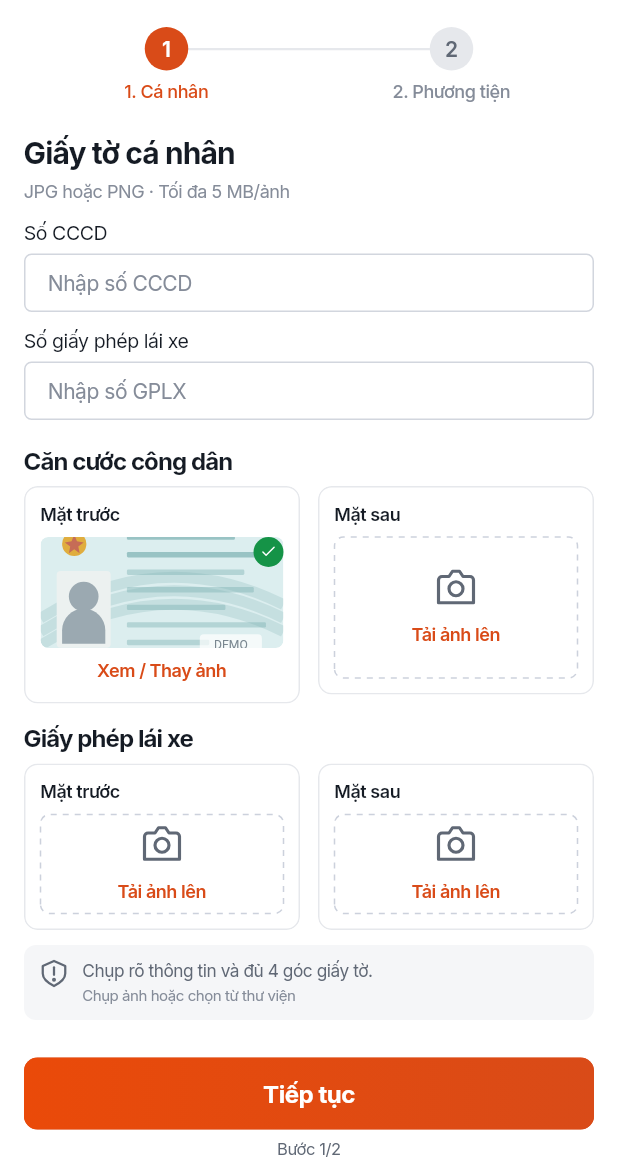
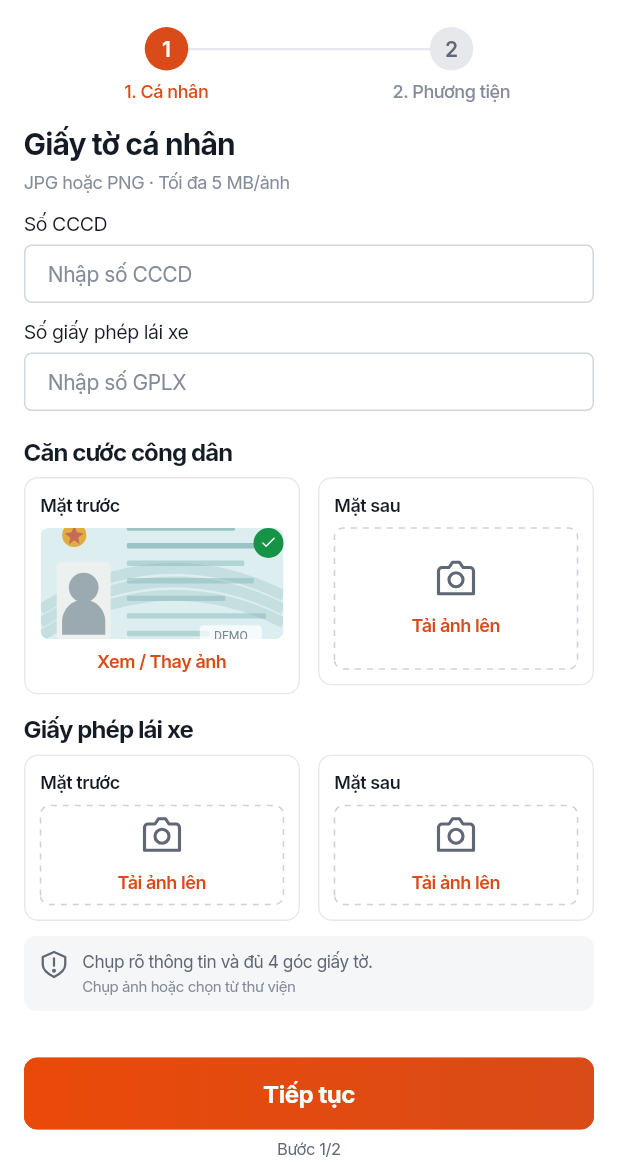
Before and after one commit to hoangnm2111/ModMove-mobile, a Flutter app: the screen it shows after launch, after a tap on "Trở thành tài xế ModMove", on a phone screen of 412 x 824 dp, the part 63-1236 px from its top. Run offline on Flutter 3.47's test engine with Material 3 defaults, Android fonts, the phone set to English and light mode, and no system bars; our stand-ins replace flutter_svg, image_picker.

Commit message:
[FE-01] test: verify mobile layouts and refine reference fidelity

```diff
--- a/lib/features/home/presentation/screens/home_screen.dart
+++ b/lib/features/home/presentation/screens/home_screen.dart
@@ -81,14 +81,15 @@ class HomeScreen extends StatelessWidget {
             ),
             ClipRRect(
               borderRadius: BorderRadius.circular(12),
-              child: SizedBox(
-                height: 158,
+              child: ConstrainedBox(
+                constraints: const BoxConstraints(minHeight: 158),
                 child: Stack(
-                  fit: StackFit.expand,
                   children: [
-                    Image.asset(
-                      'assets/images/hero-delivery.png',
-                      fit: BoxFit.cover,
+                    Positioned.fill(
+                      child: Image.asset(
+                        'assets/images/hero-delivery.png',
+                        fit: BoxFit.cover,
+                      ),
                     ),
                     Padding(
                       padding: const EdgeInsets.fromLTRB(14, 19, 0, 10),
--- a/lib/features/onboarding/presentation/screens/verification_screen.dart
+++ b/lib/features/onboarding/presentation/screens/verification_screen.dart
@@ -166,7 +166,7 @@ class _VerificationScreenState extends State<VerificationScreen> {
           padding: const EdgeInsets.fromLTRB(16, 0, 16, 6),
           children: [
             VerificationProgress(step),
-            const SizedBox(height: 12),
+            const SizedBox(height: 6),
             if (!driver.canEdit) ...[
               const Notice('Hồ sơ đang được khóa để xét duyệt.', peach: true),
               const SizedBox(height: 10),
```
Also changed, not shown: 4 other files.
